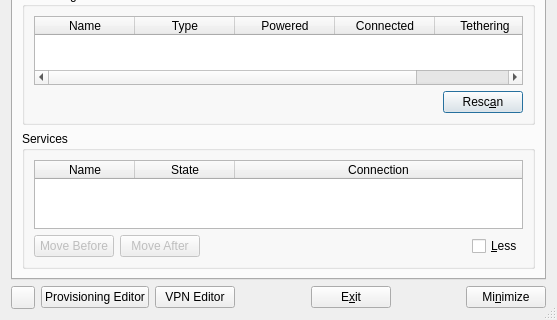
First picture: the form in apps/cmstapp/code/control_box/ui/controlbox.ui, repository andrew-bibb/cmst, before the edit; both pictures show x 0 to 557 and y 172 to 492 of the 557 by 492 pixel window.
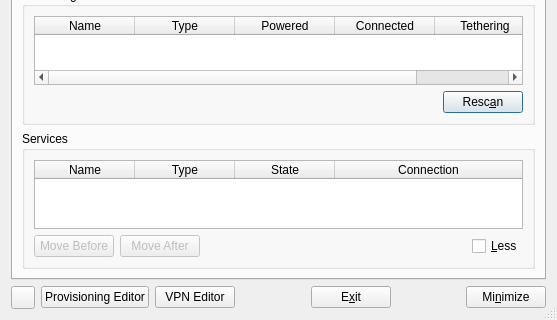
Second picture: the form after the edit.

Commit message: getNickName working and cleaned up managerRescan

What changed in the file:
```diff
--- a/apps/cmstapp/code/control_box/ui/controlbox.ui
+++ b/apps/cmstapp/code/control_box/ui/controlbox.ui
@@ -307,6 +307,9 @@
             <attribute name="horizontalHeaderDefaultSectionSize">
              <number>100</number>
             </attribute>
+            <attribute name="horizontalHeaderMinimumSectionSize">
+             <number>75</number>
+            </attribute>
             <attribute name="horizontalHeaderStretchLastSection">
              <bool>true</bool>
             </attribute>
@@ -321,6 +324,11 @@
               <string>Name</string>
              </property>
             </column>
+            <column>
+             <property name="text">
+              <string>Type</string>
+             </property>
+            </column>
             <column>
              <property name="text">
               <string>State</string>
```
The commit also changes 2 other files.
